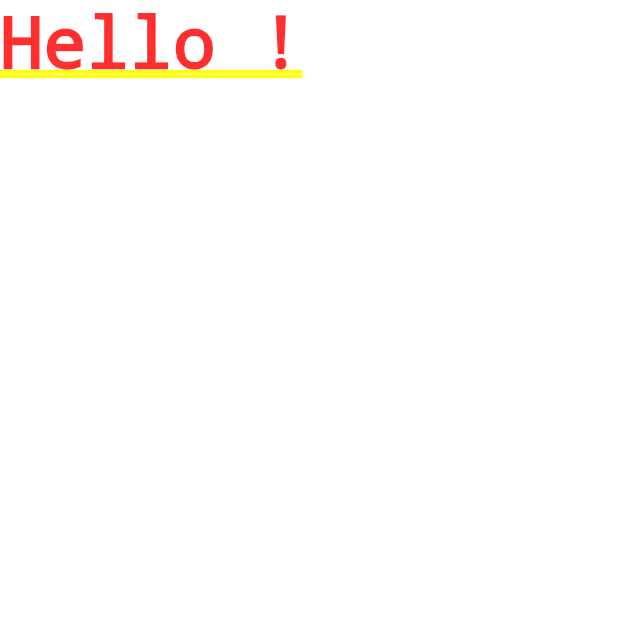
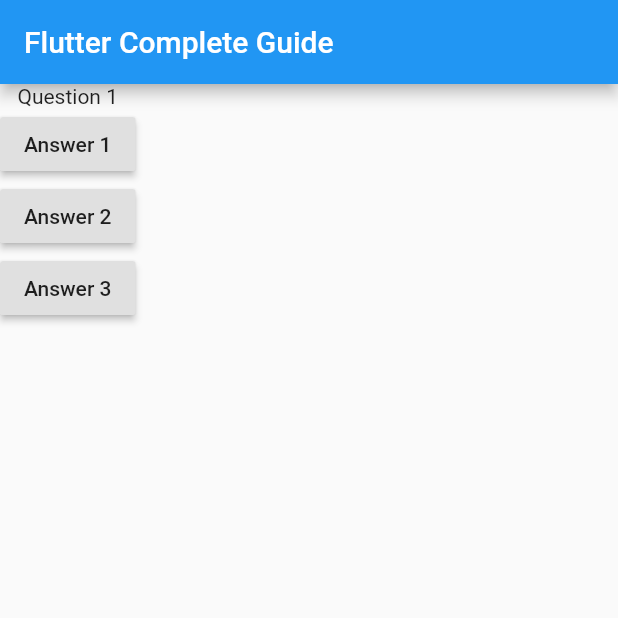
Before and after one commit to udaykumaruking/flutter_complete_guide, a Flutter app: the screen it shows after launch, on a phone screen of 412 x 824 dp, the top half of it. Run offline on Flutter 3.47's test engine with Material 2 defaults, Android fonts, the phone set to English and light mode, and no system bars.

Commit message:
Buttons added

```diff
--- a/lib/main.dart
+++ b/lib/main.dart
@@ -1,13 +1,43 @@
 import 'package:flutter/material.dart';
 
-void main() {
-  runApp(MyApp());
-}
+// void main() {
+//   runApp(MyApp());
+// }
+
+void main() => runApp(MyApp());
+// We can use arrow functions like above if it has only one statement to be executed
 
 class MyApp extends StatelessWidget {
+  void answerQuestion() {
+    print("Answer Chosen!");
+  }
+
+  // Each class shoud extend either stateless of stateful widget since each and everything in flutter is a widget.
+  @override
+  // App works without @override funtion too but its used for clearing doubts and styling purposes. It says that we are deliberately overriding stateless widget build function
   Widget build(BuildContext context) {
+    var questions = [
+      'What\s your favorite color',
+      'What\s your favorite animal',
+    ];
     return MaterialApp(
-      home: Text('Hello !'),
+      home: Scaffold(
+          // Scaffold: It gives basic app layout it has app bar and body kinda things
+          appBar: AppBar(
+            title: Text('Flutter Complete Guide'),
+          ),
+          body: Column(
+            // We can pass only one widget to body
+            children: <Widget>[
+              Text("Question 1"),
+              RaisedButton(child: Text("Answer 1"), onPressed: answerQuestion),
+              RaisedButton(child: Text("Answer 2"), onPressed: answerQuestion),
+              RaisedButton(child: Text("Answer 3"), onPressed: answerQuestion),
+            ],
+          )
+          // Widget in angular brackets says the list - "[]" is of widget type
+
+          ),
     );
   }
 }
```
Also changed, not shown: 1 other file.
